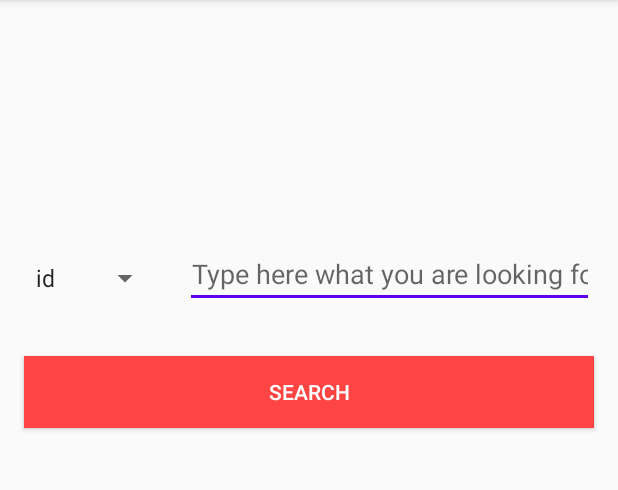
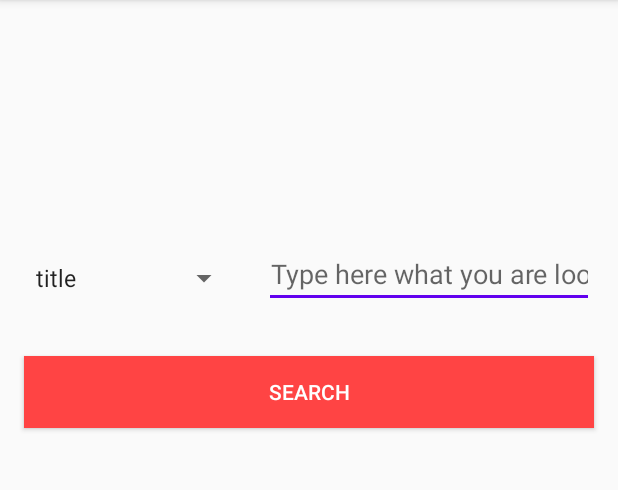
Before and after one commit to JuliaSantosMoura1201/Learnig-Cloud-Firestore, an Android app: the ResearchActivity screen opened directly, with no data from a screen before it, after a tap on "SEARCH", on a phone screen of 412 x 824 dp, the part 84-574 px from its top. Run offline under Robolectric (Android 15) with nearby library versions, the phone set to English and light mode, and no system bars; our stand-ins replace Firebase (no records; nobody signed in at launch, a user with empty details on screens opened directly).

Commit message:
Allow research by description class researchActivity refactored

```diff
--- a/app/src/main/java/com/example/appnote/ResearchActivity.kt
+++ b/app/src/main/java/com/example/appnote/ResearchActivity.kt
@@ -9,13 +9,12 @@ import android.widget.ArrayAdapter
 import android.widget.Toast
 import com.google.firebase.firestore.FirebaseFirestore
 import kotlinx.android.synthetic.main.activity_research.*
-import java.lang.Exception
 
 class ResearchActivity : AppCompatActivity() {
 
-    private var listOfItems = arrayOf("id", "title")
+    private var listOfItems = arrayOf("title", "description")
     var type = ""
-    var idDialog = ""
+    private var idDialog = ""
 
     private lateinit var firebaseFirestore: FirebaseFirestore
 
@@ -23,14 +22,24 @@ class ResearchActivity : AppCompatActivity() {
         super.onCreate(savedInstanceState)
         setContentView(R.layout.activity_research)
 
-
         firebaseFirestore = FirebaseFirestore.getInstance()
 
+        configSpinner()
+
+        btn_search.setOnClickListener { makeResearch() }
+
+        cardViewResearch.setOnClickListener {goToAddActivity()}
+    }
+
+    private fun configSpinner(){
         spinner!!.onItemSelectedListener
         val adapter = ArrayAdapter(this, android.R.layout.simple_spinner_item, listOfItems)
         adapter.setDropDownViewResource(android.R.layout.simple_spinner_dropdown_item)
         spinner.adapter = adapter
+        spinnerAction()
+    }
 
+    private fun spinnerAction(){
         spinner.onItemSelectedListener = object : AdapterView.OnItemSelectedListener{
             override fun onNothingSelected(parent: AdapterView<*>?) {
 
@@ -43,36 +52,23 @@ class ResearchActivity : AppCompatActivity() {
             }
 
         }
-
-        btn_search.setOnClickListener { defineResearchType() }
-
-        cardViewResearch.setOnClickListener {
-            val intent = Intent(this, AddNotesActivity::class.java)
-            intent.putExtra("id", idDialog)
-            startActivity(intent)
-        }
     }
 
-
-    private fun defineResearchType(){
+    private fun makeResearch(){
         cardViewResearch.visibility = View.GONE
 
-        if(type == "title"){
-            makeResearchTitle()
-            return
-        }
-
-        makeResearchId()
-    }
-    private fun makeResearchTitle(){
-        firebaseFirestore.collection("notes")
-            .whereEqualTo("title", edtNote.text.toString())
+        firebaseFirestore.collection("notes").whereEqualTo(type, edtNote.text.toString())
             .addSnapshotListener { querySnapshot, firebaseFirestoreException ->
             if(firebaseFirestoreException != null){
+                showToast()
                 return@addSnapshotListener
             }
+                if (querySnapshot == null || querySnapshot.isEmpty){
+                    showToast()
+                    return@addSnapshotListener
+                }
 
-            for (doc in querySnapshot!!){
+            for (doc in querySnapshot){
                 cardViewResearch.visibility = View.VISIBLE
                 idDialog = doc.id
                 doc.getString("title")?.let {
@@ -88,39 +84,13 @@ class ResearchActivity : AppCompatActivity() {
         }
     }
 
-    private fun makeResearchId(){
-
-        var note = 1
-
-        try {
-            note = edtNote.text.toString().toInt()
-        }catch (e: Exception){
-            showToast()
-        }
-
-        firebaseFirestore.collection("notes")
-            .whereEqualTo("id", note)
-            .addSnapshotListener { querySnapshot, firebaseFirestoreException ->
-                if(firebaseFirestoreException != null){
-                    return@addSnapshotListener
-                }
-
-                for (doc in querySnapshot!!){
-                    cardViewResearch.visibility = View.VISIBLE
-                    doc.getString("title")?.let {
-                        titleResearchTV.text = it
-                    }
-                    doc.getString("description")?.let {
-                        descResearchTV.text = it
-                    }
-                    doc.get("id")?.let {
-                        idResearchTV.text = it.toString()
-                    }
-                }
-            }
+    private fun showToast(){
+        Toast.makeText(this, "This item does not exists or is invalid, please try again", Toast.LENGTH_SHORT).show()
     }
 
-    private fun showToast(){
-        Toast.makeText(this, "Esse item é inválido ou não existe\nPor favor tente novamente", Toast.LENGTH_SHORT).show()
+    private fun goToAddActivity(){
+        val intent = Intent(this, AddNotesActivity::class.java)
+        intent.putExtra("id", idDialog)
+        startActivity(intent)
     }
 }
```
